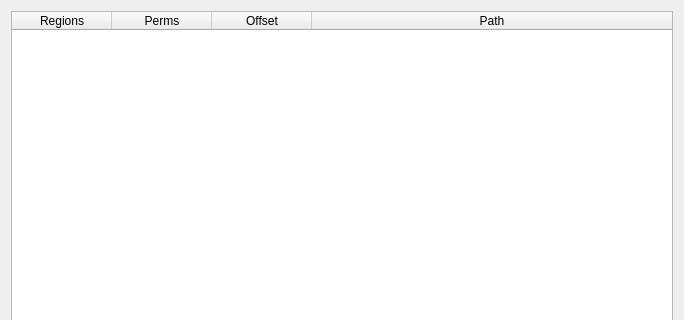
The window that GUI/MemoryRegionsWidget.ui (korcankaraokcu/PINCE) describes before a commit, drawn with Qt 5; both pictures show x 0 to 684 and y 0 to 320 of the 684 by 539 pixel window.
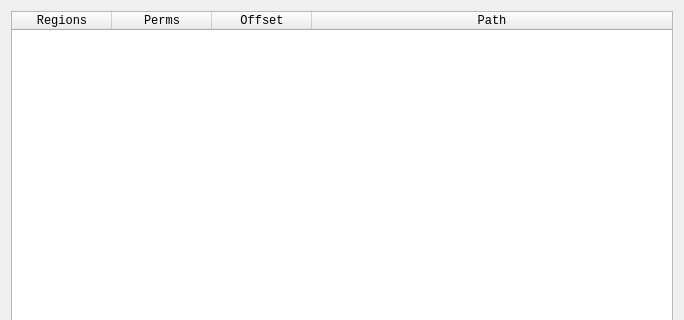
The same window after the commit.

Commit message: Add monospace to more widgets

```diff
--- a/GUI/MemoryRegionsWidget.ui
+++ b/GUI/MemoryRegionsWidget.ui
@@ -16,6 +16,11 @@
   <layout class="QGridLayout" name="gridLayout">
    <item row="0" column="0">
     <widget class="QTableWidget" name="tableWidget_MemoryRegions">
+     <property name="font">
+      <font>
+       <family>Monospace</family>
+      </font>
+     </property>
      <property name="editTriggers">
       <set>QAbstractItemView::NoEditTriggers</set>
      </property>
```
The commit also changes 28 other files.
